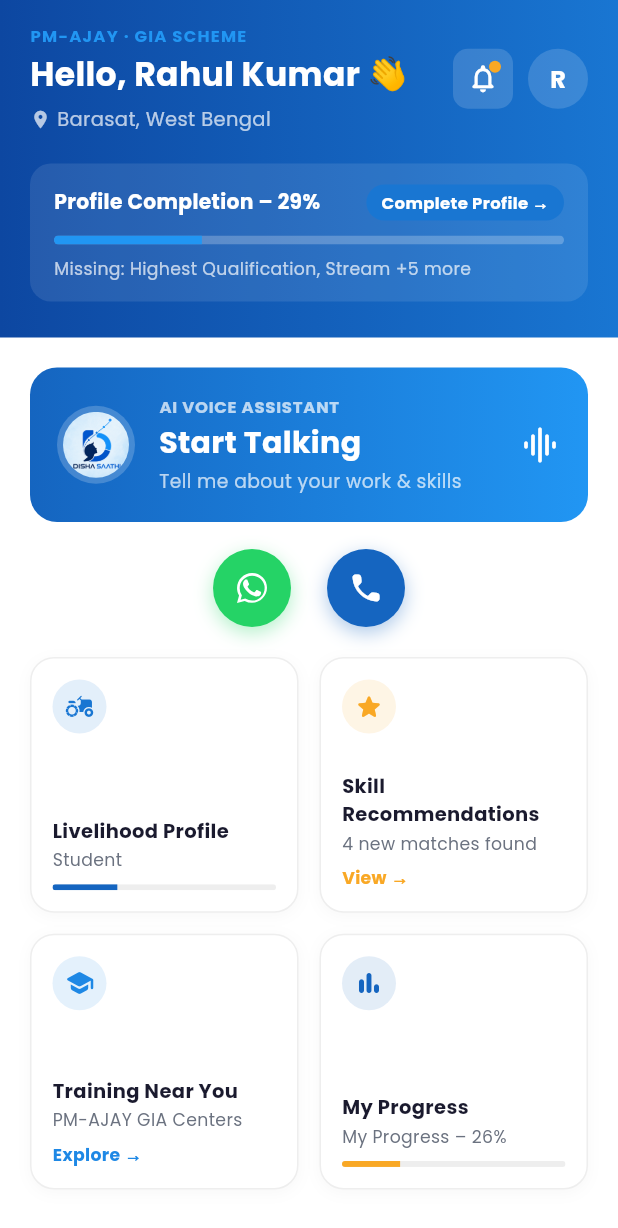
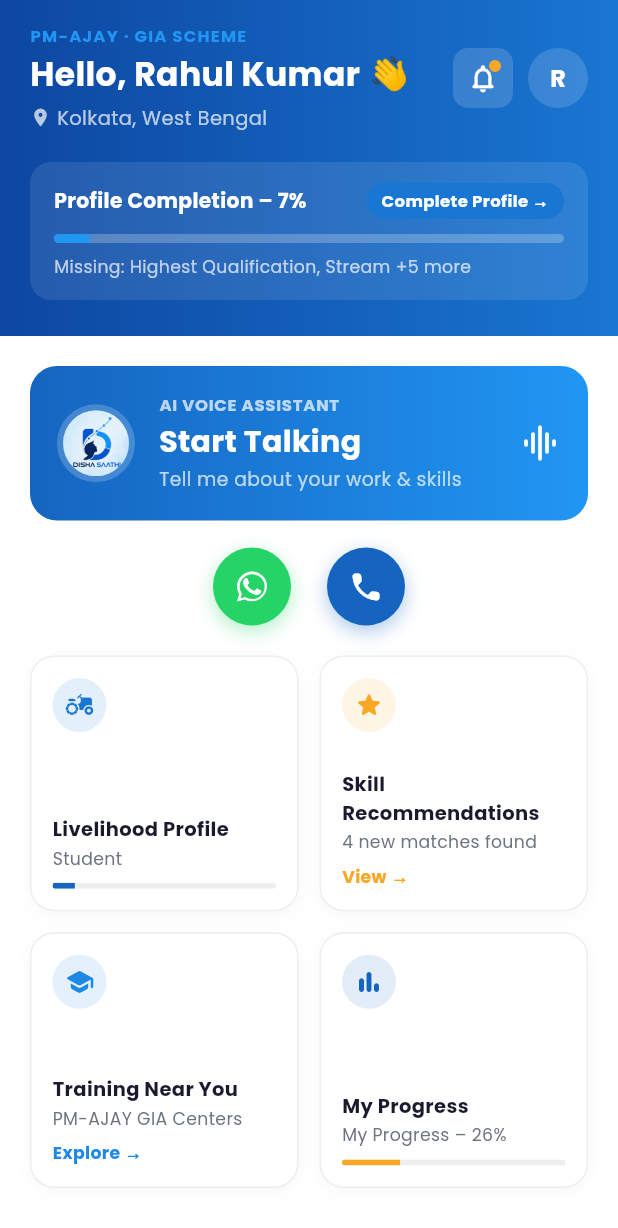
Before and after one commit to Gourabdasg/Disha-Saathi, a Flutter app: the HomeScreen screen opened directly, on a phone screen of 412 x 824 dp. Shown: the top 1228 px of the screen. Run offline on Flutter 3.47's test engine with Material 3 defaults, Android fonts, the phone set to English and light mode, and no system bars; our stand-ins replace audioplayers, file_picker, firebase_auth, firebase_core, flutter_svg, google_fonts and 3 more; accounts and stored records are empty; network calls fail.

Commit message:
Fix Homepage location display without Village fallback and position animated waving emoji on same line next to name

```diff
--- a/lib/models/app_models.dart
+++ b/lib/models/app_models.dart
@@ -91,9 +91,9 @@
     this.scCategoryNo = '',
     this.scCertificateUrl = '',
     this.scCertificateFilename = '',
-    this.district = 'Murshidabad',
-    this.state = 'West Bengal',
-    this.location = 'Barasat, West Bengal',
+    this.district = '',
+    this.state = '',
+    this.location = '',
     this.highestQualification = '',
     this.stream = '',
     this.yearOfQualification = '',
--- a/lib/screens/home_screen.dart
+++ b/lib/screens/home_screen.dart
@@ -1,5 +1,6 @@
 import 'dart:convert';
 import 'package:flutter/material.dart';
+import 'package:http/http.dart' as http;
 import 'package:provider/provider.dart';
 import '../models/app_models.dart';
 import '../providers/app_state.dart';
@@ -13,8 +14,102 @@
 import 'recommendations_screen.dart';
 import 'training_screen.dart';
 
-class HomeScreen extends StatelessWidget {
+/// Gentle, professional waving hand emoji 👋 animation widget
+class WavingEmojiWidget extends StatefulWidget {
+  const WavingEmojiWidget({super.key});
+
+  @override
+  State<WavingEmojiWidget> createState() => _WavingEmojiWidgetState();
+}
+
+class _WavingEmojiWidgetState extends State<WavingEmojiWidget> with SingleTickerProviderStateMixin {
+  late final AnimationController _controller;
+  late final Animation<double> _rotation;
+
+  @override
+  void initState() {
+    super.initState();
+    _controller = AnimationController(
+      vsync: this,
+      duration: const Duration(milliseconds: 1200),
+    );
+
+    _rotation = TweenSequence<double>([
+      TweenSequenceItem(tween: Tween(begin: 0.0, end: -0.15).chain(CurveTween(curve: Curves.easeInOut)), weight: 20),
+      TweenSequenceItem(tween: Tween(begin: -0.15, end: 0.15).chain(CurveTween(curve: Curves.easeInOut)), weight: 30),
+      TweenSequenceItem(tween: Tween(begin: 0.15, end: -0.10).chain(CurveTween(curve: Curves.easeInOut)), weight: 25),
+      TweenSequenceItem(tween: Tween(begin: -0.10, end: 0.0).chain(CurveTween(curve: Curves.easeOut)), weight: 25),
+    ]).animate(_controller);
+
+    _controller.forward();
+  }
+
+  @override
+  void dispose() {
+    _controller.dispose();
+    super.dispose();
+  }
+
+  @override
+  Widget build(BuildContext context) {
+    return AnimatedBuilder(
+      animation: _rotation,
+      builder: (context, child) {
+        return Transform.rotate(
+          angle: _rotation.value,
+          origin: const Offset(8, 16),
+          child: child,
+        );
+      },
+      child: const Text(
+        '👋',
+        style: TextStyle(fontSize: 22),
+      ),
+    );
+  }
+}
+
+class HomeScreen extends StatefulWidget {
   const HomeScreen({super.key});
+
+  @override
+  State<HomeScreen> createState() => _HomeScreenState();
+}
+
+class _HomeScreenState extends State<HomeScreen> {
+  @override
+  void initState() {
+    super.initState();
+    WidgetsBinding.instance.addPostFrameCallback((_) {
+      _autoDetectLocationIfNeeded();
+    });
+  }
+
+  Future<void> _autoDetectLocationIfNeeded() async {
+    final state = context.read<AppState>();
+    final profile = state.profile;
+
+    if (profile.location.isEmpty || profile.location.toLowerCase().contains('village')) {
+      try {
+        final res = await http.get(Uri.parse('http://ip-api.com/json')).timeout(const Duration(seconds: 4));
+        if (res.statusCode == 200) {
+          final data = jsonDecode(res.body);
+          final city = data['city'] as String? ?? 'Kolkata';
+          final region = data['regionName'] as String? ?? 'West Bengal';
+
+          profile.district = city;
+          profile.state = region;
+          profile.location = '$city, $region';
+
+          state.district = city;
+          state.stateName = region;
+          state.location = '$city, $region';
+
+          await state.updateUserProfile(profile);
+        }
+      } catch (_) {}
+    }
+  }
 
   Widget _buildSmallAvatarWidget(UserProfile profile) {
     if (profile.photoUrl.isNotEmpty) {
@@ -52,9 +147,15 @@
   Widget build(BuildContext context) {
     final state = context.watch<AppState>();
     final profile = state.profile;
-    final displayLocation = profile.location.isNotEmpty
-        ? profile.location
-        : (profile.district.isNotEmpty ? '${profile.district}, ${profile.state}' : 'Kolkata, West Bengal');
+
+    String displayLocation;
+    if (profile.location.isNotEmpty && !profile.location.toLowerCase().contains('village')) {
+      displayLocation = profile.location;
+    } else if (profile.district.isNotEmpty) {
+      displayLocation = '${profile.district}, ${profile.state}';
+    } else {
+      displayLocation = 'Kolkata, West Bengal';
+    }
 
     final completionPercent = profile.calculateCompletionPercent();
     final journeyPercent = profile.calculateProgressPercent();
@@ -86,11 +187,27 @@
                                 style: const TextStyle(color: AppColors.tealLight, fontSize: 11, fontWeight: FontWeight.w700, letterSpacing: 0.8),
                               ),
                               const SizedBox(height: 2),
-                              Text(
-                                'Hello, ${profile.name.isNotEmpty ? profile.name : 'Beneficiary'} 👋',
-                                style: const TextStyle(color: Colors.white, fontSize: 22, fontWeight: FontWeight.w700),
+
+                              // Greeting Name + Animated Waving Emoji 👋 on the EXACT same line
+                              Row(
+                                mainAxisSize: MainAxisSize.min,
+                                children: [
+                                  Flexible(
+                                    child: Text(
+                                      'Hello, ${profile.name.isNotEmpty ? profile.name : 'Beneficiary'}',
+                                      style: const TextStyle(color: Colors.white, fontSize: 22, fontWeight: FontWeight.w700),
+                                      maxLines: 1,
+                                      overflow: TextOverflow.ellipsis,
+                                    ),
+                                  ),
+                                  const SizedBox(width: 6),
+                                  const WavingEmojiWidget(),
+                                ],
                               ),
+
                               const SizedBox(height: 4),
+
+                              // Auto-Detected Location Display (No hardcoded Village)
                               Row(
                                 children: [
                                   const Icon(Icons.location_on, size: 14, color: Colors.white70),
```
